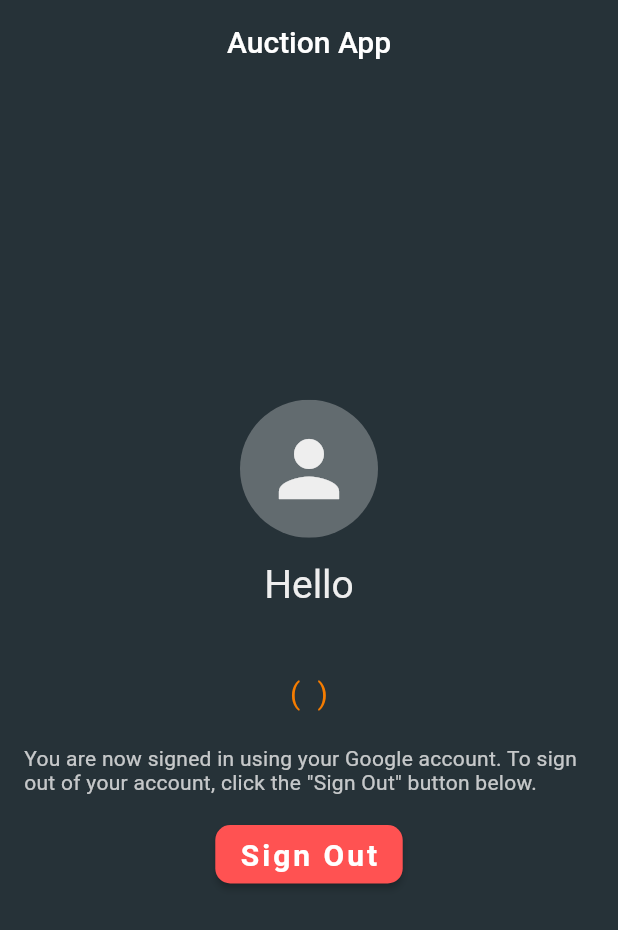
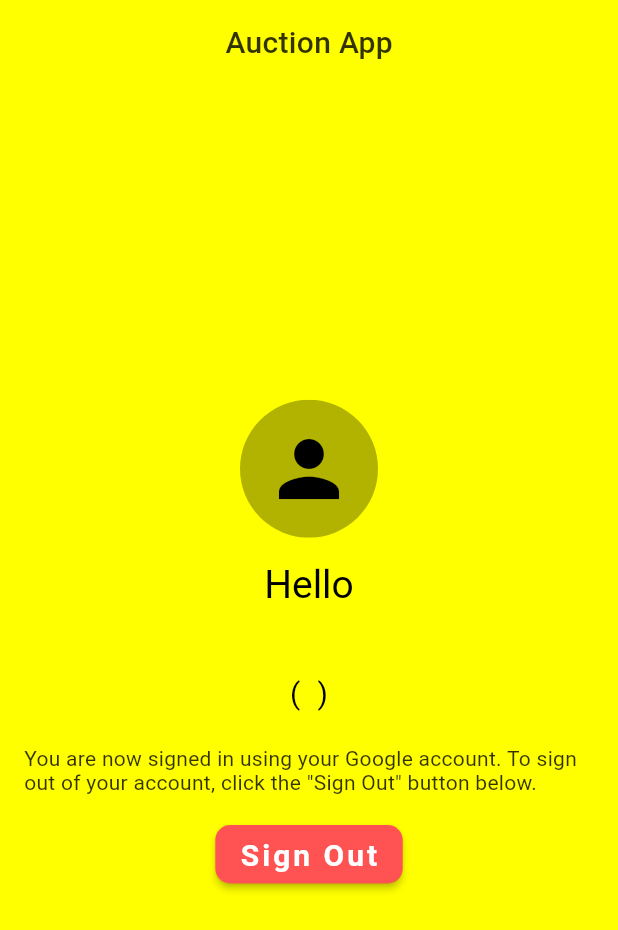
Before and after one commit to Enam1997/Auction-app-usign-flutter, a Flutter app: the UserInfoScreen screen opened directly with empty values, on a phone screen of 412 x 824 dp. Shown: the top 930 px of the screen. Run offline on Flutter 3.47's test engine with Material 2 defaults, Android fonts, the phone set to English and light mode, and no system bars; our stand-ins replace firebase_auth, firebase_core, google_sign_in; accounts and stored records are empty.

Commit message:
Change App Color
Change The hole app color

```diff
--- a/lib/res/CustomColors.dart
+++ b/lib/res/CustomColors.dart
@@ -1,8 +1,10 @@
 import 'package:flutter/material.dart';
 
 class CustomColors {
-  static final appBackGroundColor = const Color(0xff263238);
-  static final Yellow = const Color(0xFFFFD54F);
-  static final Orange = const Color(0xFFF57C00);
-  static final Grey = const Color(0xFFEEEEEE);
+  //static final appBackGroundColor = const Color(0xff263238);
+  static final appBackGroundColor = const Color(0xFFFFFF00);
+  static final textColor2 = const Color(0xFFEEEEEE);
+  static final textColor1 = const Color(0xFF000000);
+  //static final Orange = const Color(0xFFF57C00);
+  static final black = const Color(0xFF000000);
 }
--- a/lib/screens/sign_in_screen.dart
+++ b/lib/screens/sign_in_screen.dart
@@ -41,7 +41,7 @@ class _SignInScreenState extends State<SignInScreen> {
                     Text(
                       'Sell Your Product Here',
                       style: TextStyle(
-                        color: CustomColors.Yellow,
+                        color: CustomColors.textColor1,
                         fontSize: 20,
                       ),
                     ),
@@ -58,7 +58,7 @@ class _SignInScreenState extends State<SignInScreen> {
                   }
                   return CircularProgressIndicator(
                     valueColor: AlwaysStoppedAnimation<Color>(
-                      CustomColors.Orange,
+                      CustomColors.black,
                     ),
                   );
                 },
--- a/lib/screens/user_info_screen.dart
+++ b/lib/screens/user_info_screen.dart
@@ -53,7 +53,10 @@ class _UserInfoScreenState extends State<UserInfoScreen> {
         elevation: 0,
         backgroundColor: CustomColors.appBackGroundColor,
         title: Center(
-          child: Text("Auction App"),
+          child: Text("Auction App",style: TextStyle(
+              color: CustomColors.textColor1.withOpacity(0.8),
+              fontSize: 20,
+              letterSpacing: 0.2)),
         ),
       ),
       body: SafeArea(
@@ -70,7 +73,7 @@ class _UserInfoScreenState extends State<UserInfoScreen> {
               _user.photoURL != null
                   ? ClipOval(
                       child: Material(
-                        color: CustomColors.Grey.withOpacity(0.3),
+                        color: CustomColors.black.withOpacity(0.3),
                         child: Image.network(
                           _user.photoURL!,
                           fit: BoxFit.fitHeight,
@@ -79,13 +82,13 @@ class _UserInfoScreenState extends State<UserInfoScreen> {
                     )
                   : ClipOval(
                       child: Material(
-                        color: CustomColors.Grey.withOpacity(0.3),
+                        color: CustomColors.black.withOpacity(0.3),
                         child: Padding(
                           padding: const EdgeInsets.all(16.0),
                           child: Icon(
                             Icons.person,
                             size: 60,
-                            color: CustomColors.Grey,
+                            color: CustomColors.black,
                           ),
                         ),
                       ),
@@ -94,7 +97,7 @@ class _UserInfoScreenState extends State<UserInfoScreen> {
               Text(
                 'Hello',
                 style: TextStyle(
-                  color: CustomColors.Grey,
+                  color: CustomColors.textColor1,
                   fontSize: 26,
                 ),
               ),
@@ -102,7 +105,7 @@ class _UserInfoScreenState extends State<UserInfoScreen> {
               Text(
                 _user.displayName!,
                 style: TextStyle(
-                  color: CustomColors.Yellow,
+                  color: CustomColors.textColor1,
                   fontSize: 26,
                 ),
               ),
@@ -110,7 +113,7 @@ class _UserInfoScreenState extends State<UserInfoScreen> {
               Text(
                 '( ${_user.email!} )',
                 style: TextStyle(
-                  color: CustomColors.Orange,
+                  color: CustomColors.textColor1,
                   fontSize: 20,
                   letterSpacing: 0.5,
                 ),
@@ -119,7 +122,7 @@ class _UserInfoScreenState extends State<UserInfoScreen> {
               Text(
                 'You are now signed in using your Google account. To sign out of your account, click the "Sign Out" button below.',
                 style: TextStyle(
-                    color: CustomColors.Grey.withOpacity(0.8),
+                    color: CustomColors.textColor1.withOpacity(0.8),
                     fontSize: 14,
                     letterSpacing: 0.2),
               ),
```
